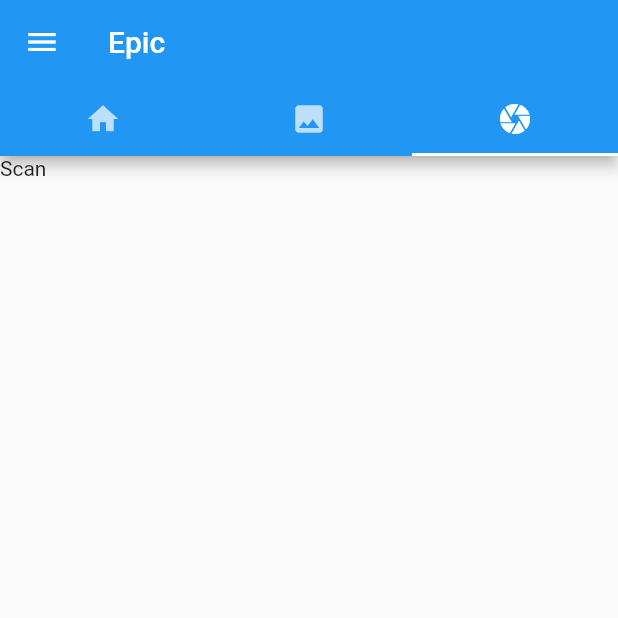
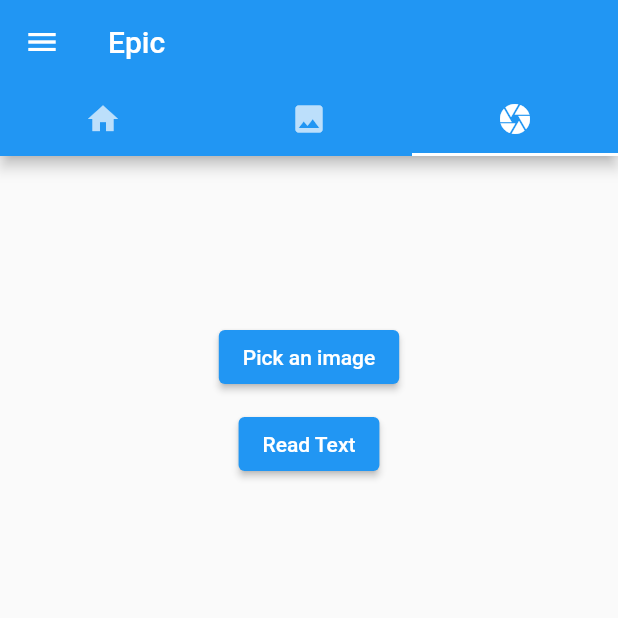
Before and after one commit to imasha-senarath/Epic-Assignment-02, a Flutter app: the screen it shows after launch, tab 3 chosen, on a phone screen of 412 x 824 dp, the top half of it. Run offline on Flutter 3.47's test engine with Material 2 defaults, Android fonts, the phone set to English and light mode, and no system bars; our stand-ins replace cached_network_image, image_picker; missing offline and left inert: firebase_ml_vision; accounts and stored records are empty; network calls fail.

Commit message:
text recognition

```diff
--- a/lib/main.dart
+++ b/lib/main.dart
@@ -1,9 +1,13 @@
+// @dart=2.9
+import 'dart:io';
 import 'package:flutter/material.dart';
 import 'package:flutter_assignment/screens/navigation_drawer.dart';
 import 'dart:async';
 import 'package:http/http.dart' as http;
 import 'dart:convert';
 import 'package:cached_network_image/cached_network_image.dart';
+import 'package:image_picker/image_picker.dart';
+import 'package:firebase_ml_vision/firebase_ml_vision.dart';
 
 void main() {
   runApp(MyApp());
@@ -23,7 +27,7 @@ class MyApp extends StatelessWidget {
 }
 
 class MyHomePage extends StatefulWidget {
-  MyHomePage({Key? key, required this.title}) : super(key: key);
+  MyHomePage({Key key, this.title}) : super(key: key);
 
   final String title;
 
@@ -32,6 +36,33 @@ class MyHomePage extends StatefulWidget {
 }
 
 class _MyHomePageState extends State<MyHomePage> {
+  File pickedImage;
+  bool isImageLoaded = false;
+
+  Future pickImage() async {
+    var tempStore = await ImagePicker().pickImage(source: ImageSource.gallery);
+    File x = File(tempStore.path);
+
+    setState(() {
+      pickedImage = x;
+      isImageLoaded = true;
+    });
+  }
+
+  Future readText() async {
+    FirebaseVisionImage ourImage = FirebaseVisionImage.fromFile(pickedImage);
+    TextRecognizer recognizeText = FirebaseVision.instance.textRecognizer();
+    VisionText readText = await recognizeText.processImage(ourImage);
+
+    for (TextBlock block in readText.blocks) {
+      for (TextLine line in block.lines) {
+        for (TextElement word in line.elements) {
+          print(word.text);
+        }
+      }
+    }
+  }
+
   List<Location> _locations = [];
   List<Location> _locationForDisplay = [];
 
@@ -100,9 +131,41 @@ class _MyHomePageState extends State<MyHomePage> {
                 imageUrl: 'https://picsum.photos/250?image=9',
               ),
             ),
-              Text("Scan")
+            Column(
+              children: <Widget>[
+                SizedBox(height: 100.0),
+                isImageLoaded
+                    ? Center(
+                        child: Container(
+                          height: 200.0,
+                          width: 200.0,
+                          decoration: BoxDecoration(
+                            image: DecorationImage(
+                                image: FileImage(pickedImage),
+                                fit: BoxFit.cover),
+                          ),
+                        ),
+                      )
+                    : Container(),
+                SizedBox(height: 10.0),
+                ElevatedButton(
+                  child: Text('Pick an image'),
+                  onPressed: () {
+                    pickImage();
+                  },
+                ),
+                SizedBox(height: 10.0),
+                ElevatedButton(
+                  child: Text('Read Text'),
+                  onPressed: () {
+                    readText();
+                  },
+                ),
               ],
-          )),
+            )
+          ],
+        ),
+      ),
     );
   }
 
@@ -115,7 +178,7 @@ class _MyHomePageState extends State<MyHomePage> {
           text = text.toLowerCase();
           setState(() {
             _locationForDisplay = _locations.where((location) {
-              var title = location.title!.toLowerCase();
+              var title = location.title.toLowerCase();
               return title.contains(text);
             }).toList();
           });
@@ -152,8 +215,8 @@ class _MyHomePageState extends State<MyHomePage> {
 }
 
 class Location {
-  String? title;
-  String? lattLong;
+  String title;
+  String lattLong;
 
   Location(this.title, this.lattLong);
 
--- a/pubspec.yaml
+++ b/pubspec.yaml
@@ -26,6 +26,9 @@ dependencies:
   font_awesome_flutter: ^9.1.0
   http: ^0.13.3
   cached_network_image: ^3.1.0
+  image_picker: ^0.8.4
+  firebase_ml_vision: ^0.9.10
+  firebase_core: ^1.0.2
 
 
   # The following adds the Cupertino Icons font to your application.
```
Also changed, not shown: pubspec.lock, 3 other files. Lines whose indentation alone changed are shown as unchanged.
